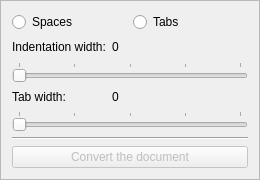
This is modules/editor/document/DocumentIndentationPopup.ui in pasnox/mks-ng as Qt 5 draws it before an edit. The edited form follows.
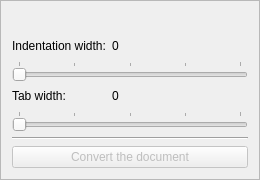
This is the edited form. Custom widgets are drawn as their Qt base class.

Commit message: Use RadioGroup class.

Diff of the .ui file:
```diff
--- a/modules/editor/document/DocumentIndentationPopup.ui
+++ b/modules/editor/document/DocumentIndentationPopup.ui
@@ -18,22 +18,7 @@
   </property>
   <layout class="QGridLayout" name="gridLayout">
    <item row="0" column="0" colspan="2">
-    <layout class="QHBoxLayout" name="horizontalLayout">
-     <item>
-      <widget class="QRadioButton" name="rbSpaces">
-       <property name="text">
-        <string>Spaces</string>
-       </property>
-      </widget>
-     </item>
-     <item>
-      <widget class="QRadioButton" name="rbTabs">
-       <property name="text">
-        <string>Tabs</string>
-       </property>
-      </widget>
-     </item>
-    </layout>
+    <widget class="IndentationRadioGroup" name="irgType" native="true"/>
    </item>
    <item row="1" column="0">
     <widget class="QLabel" name="lIndentWidth">
@@ -138,6 +123,14 @@
    </item>
   </layout>
  </widget>
+ <customwidgets>
+  <customwidget>
+   <class>IndentationRadioGroup</class>
+   <extends>QWidget</extends>
+   <header>IndentationRadioGroup.h</header>
+   <container>1</container>
+  </customwidget>
+ </customwidgets>
  <resources/>
  <connections>
   <connection>
```
Left out of the diff: 152 changed lines with no effect on the pictures. The commit also changes 3 other files.
